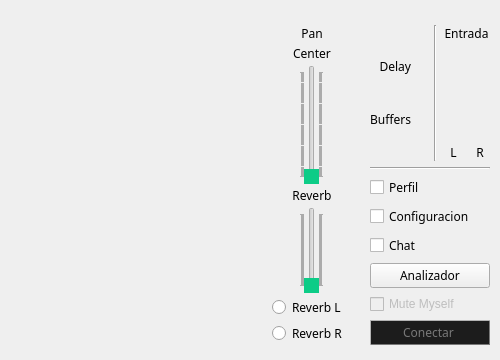
lliurex/sagora, file src/clientdlgbase.ui: the form before one commit.
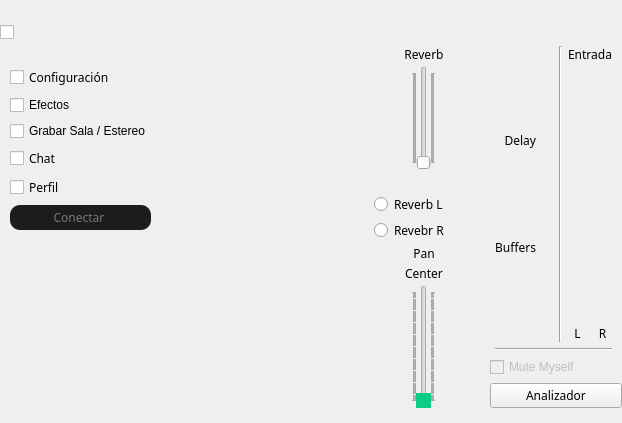
The form after the commit. Icons and pictures are not drawn. Custom widgets are drawn as their Qt base class.

Patch:
```diff
--- a/src/clientdlgbase.ui
+++ b/src/clientdlgbase.ui
@@ -6,8 +6,8 @@
    <rect>
     <x>0</x>
     <y>0</y>
-    <width>500</width>
-    <height>360</height>
+    <width>622</width>
+    <height>423</height>
    </rect>
   </property>
   <property name="sizePolicy">
@@ -62,10 +62,7 @@
      <property name="frameShadow">
       <enum>QFrame::Plain</enum>
      </property>
-     <layout class="QHBoxLayout">
-      <property name="spacing">
-       <number>3</number>
-      </property>
+     <layout class="QGridLayout" name="gridLayout">
       <property name="leftMargin">
        <number>0</number>
       </property>
@@ -78,20 +75,205 @@
       <property name="bottomMargin">
        <number>15</number>
       </property>
-      <item>
-       <spacer name="horizontalSpacer">
-        <property name="orientation">
-         <enum>Qt::Horizontal</enum>
+      <item row="1" column="2" colspan="2">
+       <layout class="QVBoxLayout" name="verticalLayout_6">
+        <property name="leftMargin">
+         <number>20</number>
         </property>
-        <property name="sizeHint" stdset="0">
-         <size>
-          <width>40</width>
-          <height>20</height>
-         </size>
+       </layout>
+      </item>
+      <item row="1" column="5">
+       <layout class="QVBoxLayout" name="verticalLayout_5">
+        <property name="rightMargin">
+         <number>100</number>
         </property>
-       </spacer>
+       </layout>
       </item>
-      <item>
+      <item row="1" column="1" rowspan="3">
+       <widget class="QWidget" name="menuLayout_2" native="true">
+        <layout class="QVBoxLayout" name="menuLayout">
+         <property name="spacing">
+          <number>10</number>
+         </property>
+         <property name="sizeConstraint">
+          <enum>QLayout::SetNoConstraint</enum>
+         </property>
+         <property name="leftMargin">
+          <number>0</number>
+         </property>
+         <property name="topMargin">
+          <number>0</number>
+         </property>
+         <property name="rightMargin">
+          <number>0</number>
+         </property>
+         <property name="bottomMargin">
+          <number>0</number>
+         </property>
+         <item alignment="Qt::AlignTop">
+          <widget class="QWidget" name="fondoMenu" native="true">
+           <property name="styleSheet">
+            <string notr="true">
+
+#fondoMenu{
+border-image:  url(:/png/main/res/ui-2021/clientdialog/rectangulo_contorno_cuadrado.png);
+
+}</string>
+           </property>
+           <layout class="QVBoxLayout" name="verticalLayout">
+            <property name="leftMargin">
+             <number>10</number>
+            </property>
+            <property name="topMargin">
+             <number>20</number>
+            </property>
+            <property name="rightMargin">
+             <number>20</number>
+            </property>
+            <property name="bottomMargin">
+             <number>20</number>
+            </property>
+            <item>
+             <widget class="QCheckBox" name="chbSettings">
+              <property name="font">
+               <font>
+                <family>Noto Sans</family>
+               </font>
+              </property>
+              <property name="text">
+               <string>Configuración</string>
+              </property>
+             </widget>
+            </item>
+            <item>
+             <widget class="QCheckBox" name="chbEffects">
+              <property name="text">
+               <string>Efectos</string>
+              </property>
+             </widget>
+            </item>
+            <item>
+             <widget class="QCheckBox" name="chRecord">
+              <property name="text">
+               <string>Grabar Sala / Estereo</string>
+              </property>
+             </widget>
+            </item>
+            <item>
+             <widget class="QCheckBox" name="chbChat">
+              <property name="minimumSize">
+               <size>
+                <width>0</width>
+                <height>20</height>
+               </size>
+              </property>
+              <property name="font">
+               <font>
+                <family>Noto Sans</family>
+               </font>
+              </property>
+              <property name="styleSheet">
+               <string notr="true"/>
+              </property>
+              <property name="text">
+               <string>Chat</string>
+              </property>
+             </widget>
+            </item>
+            <item>
+             <widget class="QCheckBox" name="chbPerfil">
+              <property name="font">
+               <font>
+                <family>Noto Sans</family>
+               </font>
+              </property>
+              <property name="text">
+               <string>Perfil</string>
+              </property>
+             </widget>
+            </item>
+            <item>
+             <widget class="QPushButton" name="butConnect">
+              <property name="sizePolicy">
+               <sizepolicy hsizetype="Expanding" vsizetype="Fixed">
+                <horstretch>0</horstretch>
+                <verstretch>0</verstretch>
+               </sizepolicy>
+              </property>
+              <property name="minimumSize">
+               <size>
+                <width>100</width>
+                <height>25</height>
+               </size>
+              </property>
+              <property name="baseSize">
+               <size>
+                <width>30</width>
+                <height>30</height>
+               </size>
+              </property>
+              <property name="font">
+               <font>
+                <family>Noto Sans</family>
+               </font>
+              </property>
+              <property name="styleSheet">
+               <string notr="true">#butConnect{
+border-radius: 10;
+background: rgb(28, 28, 28); 
+	border-image: url(:/png/main/res/ui-2021/clientdialog/contorno_gris.png);
+color: rgb(120, 120, 120);
+}
+
+#butConnect:hover{
+border-color: rgb(13, 204, 135);
+    border-style: outset;
+    border-width: 1.3px;
+color: rgb(13, 204, 135);
+}
+
+#butConnect:pressed{
+background: rgb(15, 15, 15); 
+border-color: rgb(186, 42, 86);
+    border-style: outset;
+    border-width: 1.3px;
+color: rgb(186, 42, 86);
+}</string>
+              </property>
+              <property name="text">
+               <string>Conectar </string>
+              </property>
+              <property name="autoDefault">
+               <bool>true</bool>
+              </property>
+              <property name="default">
+               <bool>true</bool>
+              </property>
+             </widget>
+            </item>
+           </layout>
+          </widget>
+         </item>
+         <item>
+          <widget class="QLabel" name="label">
+           <property name="maximumSize">
+            <size>
+             <width>250</width>
+             <height>16777215</height>
+            </size>
+           </property>
+           <property name="styleSheet">
+            <string notr="true">color: rgba(255, 255, 255, 0);</string>
+           </property>
+           <property name="text">
+            <string>/////////////////////////////////////</string>
+           </property>
+          </widget>
+         </item>
+        </layout>
+       </widget>
+      </item>
+      <item row="1" column="4" rowspan="3">
        <widget class="CAudioMixerBoard" name="MainMixerBoard" native="true">
         <property name="sizePolicy">
          <sizepolicy hsizetype="Expanding" vsizetype="Preferred">
@@ -101,240 +283,7 @@
         </property>
        </widget>
       </item>
-      <item>
-       <layout class="QVBoxLayout">
-        <property name="rightMargin">
-         <number>10</number>
-        </property>
-        <item>
-         <layout class="QVBoxLayout">
-          <property name="spacing">
-           <number>3</number>
-          </property>
-          <item>
-           <widget class="QLabel" name="lblAudioPan">
-            <property name="font">
-             <font>
-              <family>Noto Sans</family>
-             </font>
-            </property>
-            <property name="text">
-             <string>Pan</string>
-            </property>
-            <property name="alignment">
-             <set>Qt::AlignCenter</set>
-            </property>
-           </widget>
-          </item>
-          <item>
-           <widget class="QLabel" name="lblAudioPanValue">
-            <property name="minimumSize">
-             <size>
-              <width>50</width>
-              <height>0</height>
-             </size>
-            </property>
-            <property name="font">
-             <font>
-              <family>Noto Sans</family>
-             </font>
-            </property>
-            <property name="text">
-             <string>Center</string>
-            </property>
-            <property name="alignment">
-             <set>Qt::AlignCenter</set>
-            </property>
-            <property name="wordWrap">
-             <bool>false</bool>
-            </property>
-           </widget>
-          </item>
-          <item>
-           <layout class="QHBoxLayout">
-            <item>
-             <spacer>
-              <property name="orientation">
-               <enum>Qt::Horizontal</enum>
-              </property>
-              <property name="sizeType">
-               <enum>QSizePolicy::Minimum</enum>
-              </property>
-              <property name="sizeHint" stdset="0">
-               <size>
-                <width>0</width>
-                <height>20</height>
-               </size>
-              </property>
-             </spacer>
-            </item>
-            <item>
-             <widget class="QSlider" name="sldAudioPan">
-              <property name="styleSheet">
-               <string notr="true">QSlider::handle{
-background-color:rgb(13,204,135);
-}</string>
-              </property>
-              <property name="pageStep">
-               <number>1</number>
-              </property>
-              <property name="orientation">
-               <enum>Qt::Vertical</enum>
-              </property>
-              <property name="tickPosition">
-               <enum>QSlider::TicksBothSides</enum>
-              </property>
-             </widget>
-            </item>
-            <item>
-             <spacer>
-              <property name="orientation">
-               <enum>Qt::Horizontal</enum>
-              </property>
-              <property name="sizeType">
-               <enum>QSizePolicy::Minimum</enum>
-              </property>
-              <property name="sizeHint" stdset="0">
-               <size>
-                <width>0</width>
-                <height>20</height>
-               </size>
-              </property>
-             </spacer>
-            </item>
-           </layout>
-          </item>
-         </layout>
-        </item>
-        <item>
-         <layout class="QVBoxLayout">
-          <item>
-           <layout class="QVBoxLayout">
-            <property name="spacing">
-             <number>3</number>
-            </property>
-            <item>
-             <widget class="QLabel" name="lblAudioReverb">
-              <property name="font">
-               <font>
-                <family>Noto Sans</family>
-               </font>
-              </property>
-              <property name="text">
-               <string>Reverb</string>
-              </property>
-              <property name="alignment">
-               <set>Qt::AlignCenter</set>
-              </property>
-             </widget>
-            </item>
-            <item>
-             <layout class="QHBoxLayout">
-              <item>
-               <spacer>
-                <property name="orientation">
-                 <enum>Qt::Horizontal</enum>
-                </property>
-                <property name="sizeType">
-                 <enum>QSizePolicy::Minimum</enum>
-                </property>
-                <property name="sizeHint" stdset="0">
-                 <size>
-                  <width>0</width>
-                  <height>20</height>
-                 </size>
-                </property>
-               </spacer>
-              </item>
-              <item>
-               <widget class="QSlider" name="sldAudioReverb">
-                <property name="styleSheet">
-                 <string notr="true">QSlider::handle{
-background-color:rgb(13,204,135);
-}</string>
-                </property>
-                <property name="pageStep">
-                 <number>1</number>
-                </property>
-                <property name="orientation">
-                 <enum>Qt::Vertical</enum>
-                </property>
-                <property name="tickPosition">
-                 <enum>QSlider::TicksBothSides</enum>
-                </property>
-               </widget>
-              </item>
-              <item>
-               <spacer>
-                <property name="orientation">
-                 <enum>Qt::Horizontal</enum>
-                </property>
-                <property name="sizeType">
-                 <enum>QSizePolicy::Minimum</enum>
-                </property>
-                <property name="sizeHint" stdset="0">
-                 <size>
-                  <width>0</width>
-                  <height>20</height>
-                 </size>
-                </property>
-               </spacer>
-              </item>
-             </layout>
-            </item>
-           </layout>
-          </item>
-          <item>
-           <layout class="QVBoxLayout" name="_2">
-            <property name="spacing">
-             <number>3</number>
-            </property>
-            <property name="rightMargin">
-             <number>0</number>
-            </property>
-            <item>
-             <widget class="QRadioButton" name="rbtReverbSelL">
-              <property name="minimumSize">
-               <size>
-                <width>80</width>
-                <height>0</height>
-               </size>
-              </property>
-              <property name="font">
-               <font>
-                <family>Noto Sans</family>
-               </font>
-              </property>
-              <property name="text">
-               <string>Reverb L</string>
-              </property>
-             </widget>
-            </item>
-            <item>
-             <widget class="QRadioButton" name="rbtReverbSelR">
-              <property name="minimumSize">
-               <size>
-                <width>80</width>
-                <height>0</height>
-               </size>
-              </property>
-              <property name="font">
-               <font>
-                <family>Noto Sans</family>
-               </font>
-              </property>
-              <property name="text">
-               <string>Reverb R</string>
-              </property>
-             </widget>
-            </item>
-           </layout>
-          </item>
-         </layout>
-        </item>
-       </layout>
-      </item>
-      <item>
+      <item row="1" column="7">
        <layout class="QVBoxLayout">
         <property name="spacing">
          <number>6</number>
@@ -589,129 +538,289 @@
           </property>
          </widget>
         </item>
-        <item>
-         <widget class="QCheckBox" name="chbPerfil">
-          <property name="font">
-           <font>
-            <family>Noto Sans</family>
-           </font>
-          </property>
-          <property name="text">
-           <string>Perfil</string>
-          </property>
-         </widget>
-        </item>
-        <item>
-         <widget class="QCheckBox" name="chbSettings">
-          <property name="font">
-           <font>
-            <family>Noto Sans</family>
-           </font>
-          </property>
-          <property name="text">
-           <string>Configuracion</string>
-          </property>
-         </widget>
-        </item>
-        <item>
-         <widget class="QCheckBox" name="chbChat">
-          <property name="font">
-           <font>
-            <family>Noto Sans</family>
-           </font>
-          </property>
-          <property name="text">
-           <string>Chat</string>
-          </property>
-         </widget>
-        </item>
-        <item>
-         <widget class="QPushButton" name="Consola">
-          <property name="font">
-           <font>
-            <family>Noto Sans</family>
-           </font>
-          </property>
-          <property name="text">
-           <string>Analizador</string>
-          </property>
-         </widget>
-        </item>
-        <item>
-         <widget class="QCheckBox" name="chbLocalMute">
-          <property name="enabled">
-           <bool>false</bool>
-          </property>
-          <property name="text">
-           <string>Mute Myself</string>
-          </property>
-         </widget>
-        </item>
         <item>
          <layout class="QHBoxLayout" name="horizontalLayout_2"/>
         </item>
+       </layout>
+      </item>
+      <item row="3" column="7">
+       <widget class="QPushButton" name="Consola">
+        <property name="font">
+         <font>
+          <family>Noto Sans</family>
+         </font>
+        </property>
+        <property name="text">
+         <string>Analizador</string>
+        </property>
+       </widget>
+      </item>
+      <item row="1" column="6" rowspan="3">
+       <layout class="QVBoxLayout">
+        <property name="rightMargin">
+         <number>10</number>
+        </property>
         <item>
-         <widget class="QPushButton" name="butConnect">
-          <property name="sizePolicy">
-           <sizepolicy hsizetype="Expanding" vsizetype="Fixed">
-            <horstretch>0</horstretch>
-            <verstretch>0</verstretch>
-           </sizepolicy>
+         <layout class="QVBoxLayout">
+          <property name="spacing">
+           <number>3</number>
           </property>
-          <property name="minimumSize">
-           <size>
-            <width>100</width>
-            <height>25</height>
-           </size>
-          </property>
-          <property name="baseSize">
-           <size>
-            <width>30</width>
-            <height>30</height>
-           </size>
-          </property>
-          <property name="font">
-           <font>
-            <family>Noto Sans</family>
-           </font>
-          </property>
-          <property name="styleSheet">
-           <string notr="true">#butConnect{
-background: rgb(28, 28, 28); 
-selection-background-color: rgb(28, 28, 28);
-border-color: rgb(120, 120, 120);
-    border-style: outset;
-    border-width: 1.3px;
-color: rgb(120, 120, 120);
-}
-#butConnect:hover{
-border-color: rgb(13, 204, 135);
-    border-style: outset;
-    border-width: 1.3px;
-color: rgb(13, 204, 135);
-}
-
-
-#butConnect:pressed{
-background: rgb(15, 15, 15); 
-border-color: rgb(13, 204, 135);
-    border-style: outset;
-    border-width: 1.3px;
+          <item>
+           <layout class="QVBoxLayout">
+            <property name="spacing">
+             <number>3</number>
+            </property>
+            <item>
+             <widget class="QLabel" name="lblAudioReverb">
+              <property name="font">
+               <font>
+                <family>Noto Sans</family>
+               </font>
+              </property>
+              <property name="text">
+               <string>Reverb</string>
+              </property>
+              <property name="alignment">
+               <set>Qt::AlignCenter</set>
+              </property>
+             </widget>
+            </item>
+            <item>
+             <layout class="QHBoxLayout">
+              <item>
+               <spacer>
+                <property name="orientation">
+                 <enum>Qt::Horizontal</enum>
+                </property>
+                <property name="sizeType">
+                 <enum>QSizePolicy::Minimum</enum>
+                </property>
+                <property name="sizeHint" stdset="0">
+                 <size>
+                  <width>0</width>
+                  <height>20</height>
+                 </size>
+                </property>
+               </spacer>
+              </item>
+              <item>
+               <widget class="QSlider" name="sldAudioReverb">
+                <property name="styleSheet">
+                 <string notr="true">QSlider::handle{
+	border-image: url(:/png/main/res/ui-2021/clientdialog/fader_sala_blanco.png);
 }</string>
-          </property>
-          <property name="text">
-           <string>Conectar </string>
-          </property>
-          <property name="autoDefault">
-           <bool>true</bool>
-          </property>
-          <property name="default">
-           <bool>true</bool>
-          </property>
-         </widget>
+                </property>
+                <property name="pageStep">
+                 <number>1</number>
+                </property>
+                <property name="orientation">
+                 <enum>Qt::Vertical</enum>
+                </property>
+                <property name="tickPosition">
+                 <enum>QSlider::TicksBothSides</enum>
+                </property>
+               </widget>
+              </item>
+              <item>
+               <spacer>
+                <property name="orientation">
+                 <enum>Qt::Horizontal</enum>
+                </property>
+                <property name="sizeType">
+                 <enum>QSizePolicy::Minimum</enum>
+                </property>
+                <property name="sizeHint" stdset="0">
+                 <size>
+                  <width>0</width>
+                  <height>20</height>
+                 </size>
+                </property>
+               </spacer>
+              </item>
+             </layout>
+            </item>
+           </layout>
+          </item>
+          <item>
+           <spacer name="horizontalSpacer_2">
+            <property name="orientation">
+             <enum>Qt::Horizontal</enum>
+            </property>
+            <property name="sizeHint" stdset="0">
+             <size>
+              <width>40</width>
+              <height>20</height>
+             </size>
+            </property>
+           </spacer>
+          </item>
+          <item>
+           <widget class="QRadioButton" name="rbtReverbSelL">
+            <property name="minimumSize">
+             <size>
+              <width>100</width>
+              <height>0</height>
+             </size>
+            </property>
+            <property name="font">
+             <font>
+              <family>Noto Sans</family>
+             </font>
+            </property>
+            <property name="text">
+             <string>Reverb L</string>
+            </property>
+           </widget>
+          </item>
+          <item>
+           <widget class="QRadioButton" name="rbtReverbSelR">
+            <property name="minimumSize">
+             <size>
+              <width>100</width>
+              <height>0</height>
+             </size>
+            </property>
+            <property name="font">
+             <font>
+              <family>Noto Sans</family>
+             </font>
+            </property>
+            <property name="text">
+             <string>Revebr R</string>
+            </property>
+           </widget>
+          </item>
+          <item>
+           <widget class="QLabel" name="lblAudioPan">
+            <property name="font">
+             <font>
+              <family>Noto Sans</family>
+             </font>
+            </property>
+            <property name="text">
+             <string>Pan</string>
+            </property>
+            <property name="alignment">
+             <set>Qt::AlignCenter</set>
+            </property>
+           </widget>
+          </item>
+          <item>
+           <widget class="QLabel" name="lblAudioPanValue">
+            <property name="minimumSize">
+             <size>
+              <width>50</width>
+              <height>0</height>
+             </size>
+            </property>
+            <property name="font">
+             <font>
+              <family>Noto Sans</family>
+             </font>
+            </property>
+            <property name="text">
+             <string>Center</string>
+            </property>
+            <property name="alignment">
+             <set>Qt::AlignCenter</set>
+            </property>
+            <property name="wordWrap">
+             <bool>false</bool>
+            </property>
+           </widget>
+          </item>
+          <item>
+           <layout class="QHBoxLayout">
+            <item>
+             <spacer>
+              <property name="orientation">
+               <enum>Qt::Horizontal</enum>
+              </property>
+              <property name="sizeType">
+               <enum>QSizePolicy::Minimum</enum>
+              </property>
+              <property name="sizeHint" stdset="0">
+               <size>
+                <width>0</width>
+                <height>20</height>
+               </size>
+              </property>
+             </spacer>
+            </item>
+            <item>
+             <widget class="QSlider" name="sldAudioPan">
+              <property name="styleSheet">
+               <string notr="true">QSlider::handle{
+background-color:rgb(13,204,135);
+}</string>
+              </property>
+              <property name="pageStep">
+               <number>1</number>
+              </property>
+              <property name="orientation">
+               <enum>Qt::Vertical</enum>
+              </property>
+              <property name="tickPosition">
+               <enum>QSlider::TicksBothSides</enum>
+              </property>
+             </widget>
+            </item>
+            <item>
+             <spacer>
+              <property name="orientation">
+               <enum>Qt::Horizontal</enum>
+              </property>
+              <property name="sizeType">
+               <enum>QSizePolicy::Minimum</enum>
+              </property>
+              <property name="sizeHint" stdset="0">
+               <size>
+                <width>0</width>
+                <height>20</height>
+               </size>
+              </property>
+             </spacer>
+            </item>
+           </layout>
+          </item>
+         </layout>
         </item>
+        <item>
+         <layout class="QVBoxLayout">
+          <item>
+           <layout class="QVBoxLayout" name="_2">
+            <property name="spacing">
+             <number>3</number>
+            </property>
+            <property name="rightMargin">
+             <number>0</number>
+            </property>
+           </layout>
+          </item>
+         </layout>
+        </item>
        </layout>
       </item>
+      <item row="0" column="1">
+       <widget class="QCheckBox" name="menuClient">
+        <property name="styleSheet">
+         <string notr="true"/>
+        </property>
+        <property name="text">
+         <string/>
+        </property>
+       </widget>
+      </item>
+      <item row="2" column="7">
+       <widget class="QCheckBox" name="chbLocalMute">
+        <property name="enabled">
+         <bool>false</bool>
+        </property>
+        <property name="text">
+         <string>Mute Myself</string>
+        </property>
+       </widget>
+      </item>
      </layout>
     </widget>
    </item>
```
Left out of the diff: 8 changed lines with no effect on the pictures.
